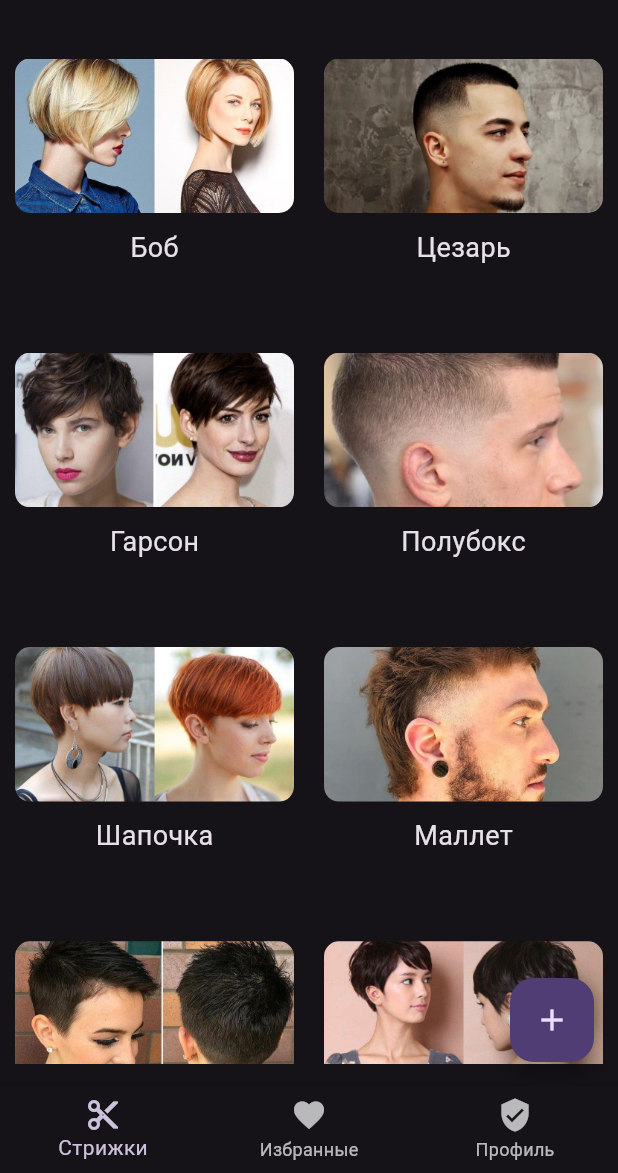
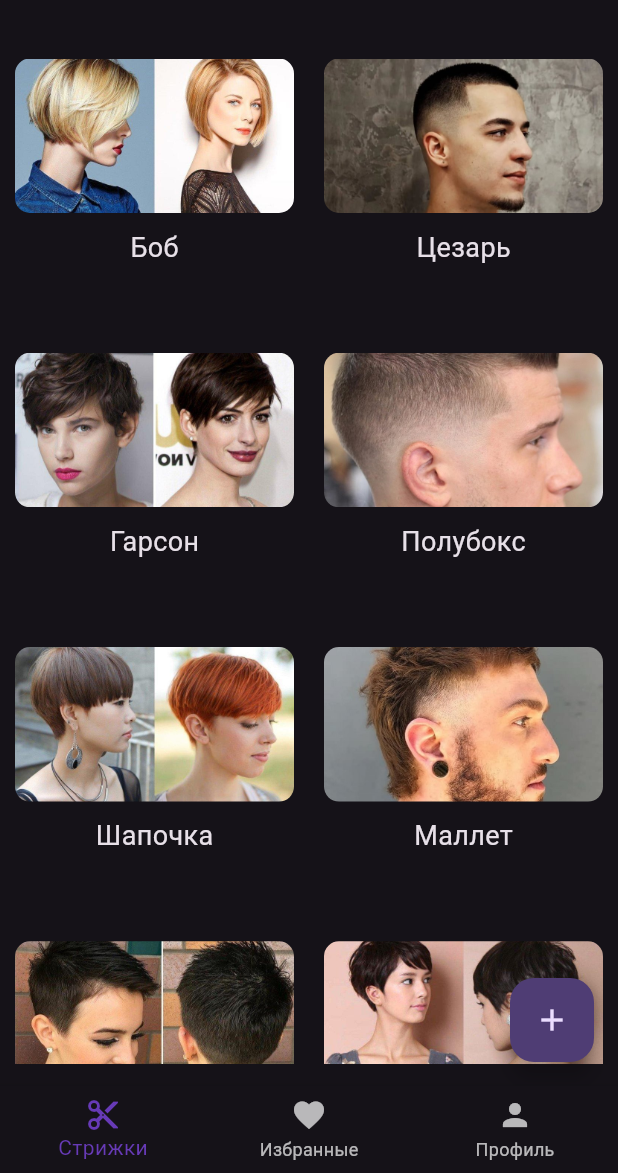
Before and after one commit to DaniilStolyarov/pks_sem, a Flutter app: the screen it shows after launch, on a phone screen of 412 x 824 dp, the part 63-1236 px from its top. Run offline on Flutter 3.47's test engine with Material 3 defaults, Android fonts, the phone set to English and light mode, and no system bars.

Commit message:
added small changes

```diff
--- a/shop_catalog/lib/main.dart
+++ b/shop_catalog/lib/main.dart
@@ -31,12 +31,14 @@ class _MyAppState extends State<MyApp> {
         ),
         body: pages[selectedIndex],
         bottomNavigationBar: BottomNavigationBar(
-          items:const [
+          items:const <BottomNavigationBarItem>[
             BottomNavigationBarItem(icon: Icon(Icons.cut), label: "Стрижки"),
             BottomNavigationBarItem(icon: Icon(Icons.favorite), label: "Избранные"),
-            BottomNavigationBarItem(icon: Icon(Icons.verified_user), label: "Профиль")
+            BottomNavigationBarItem(icon: Icon(Icons.person), label: "Профиль")
           ],
-          currentIndex: 0,
+          selectedItemColor: Colors.deepPurple,
+          currentIndex: selectedIndex,
+          useLegacyColorScheme: true,
           onTap: (int barItemIndex) => {
             setState(() {
               selectedIndex = barItemIndex;
```
Also changed, not shown: 1 other file.
